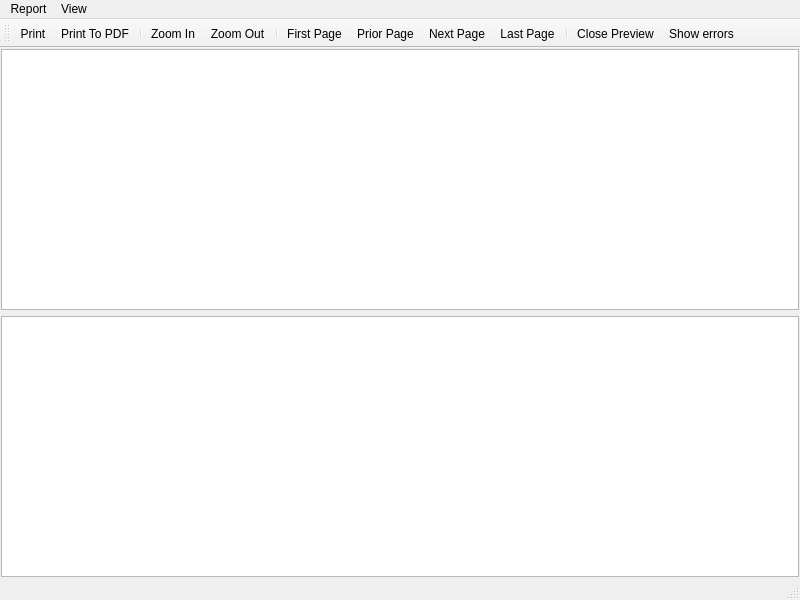
First picture: the form in limereport/lrpreviewreportwindow.ui, repository fralx/LimeReport, before the edit.
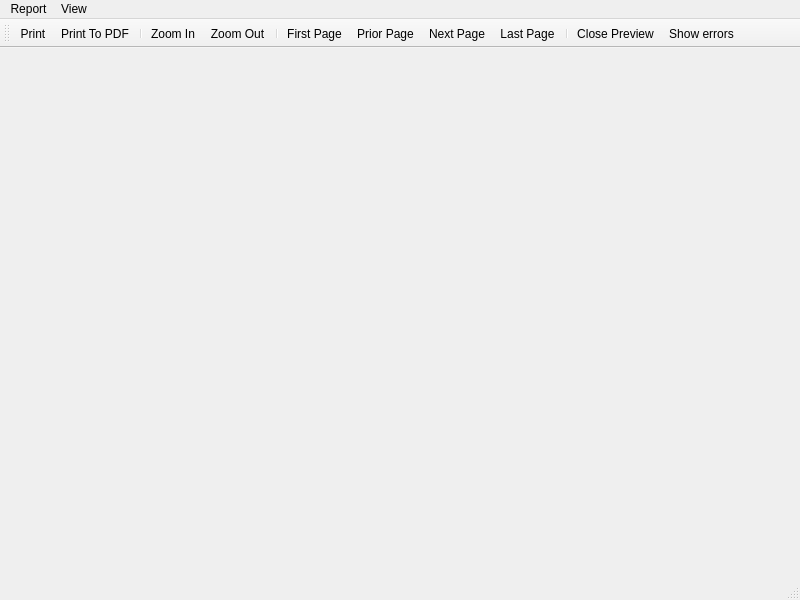
Second picture: the form after the edit. Icons and pictures are not drawn.

Commit message: PreviewReportWindow now uses PreviewReportWidget to show render result

What changed in the file:
```diff
--- a/limereport/lrpreviewreportwindow.ui
+++ b/limereport/lrpreviewreportwindow.ui
@@ -27,12 +27,6 @@
     <property name="bottomMargin">
      <number>1</number>
     </property>
-    <item>
-     <widget class="QGraphicsView" name="graphicsView"/>
-    </item>
-    <item>
-     <widget class="QTextEdit" name="errorsView"/>
-    </item>
    </layout>
   </widget>
   <widget class="QMenuBar" name="menubar">
```
Left out of the diff: 4 changed lines with no effect on the pictures. The commit also changes 2 other files.
